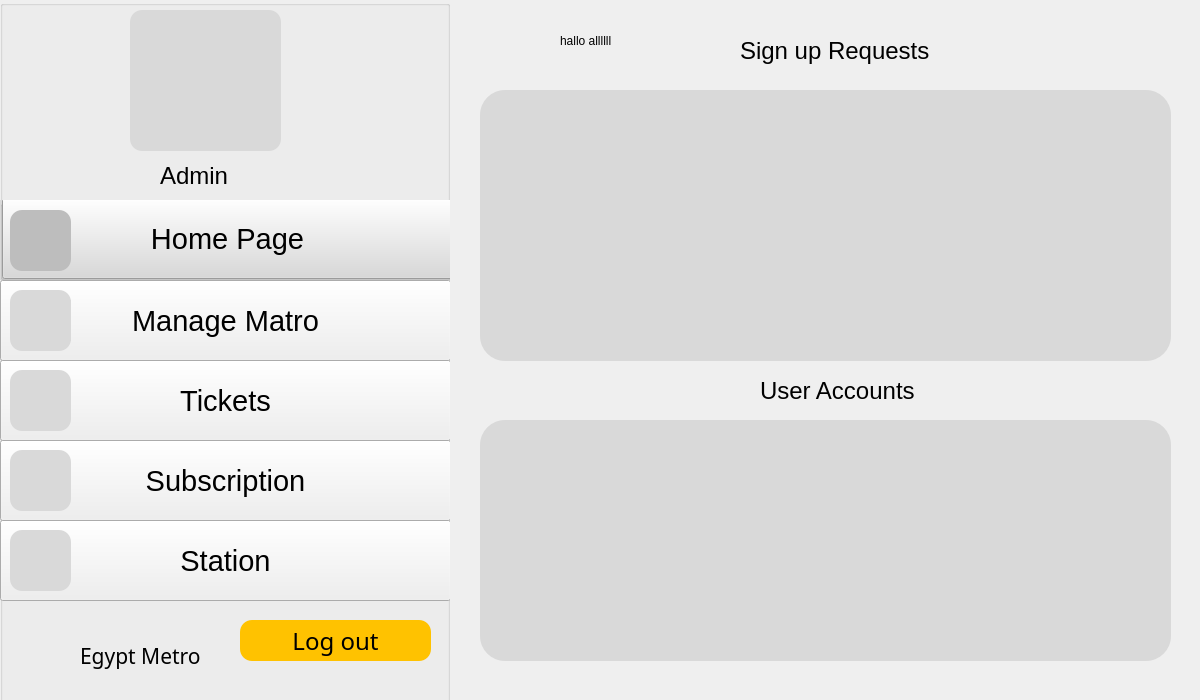
Before: the Qt Designer form admin.ui in hager55m/Metro-Mate-DS, drawn with Qt 5.
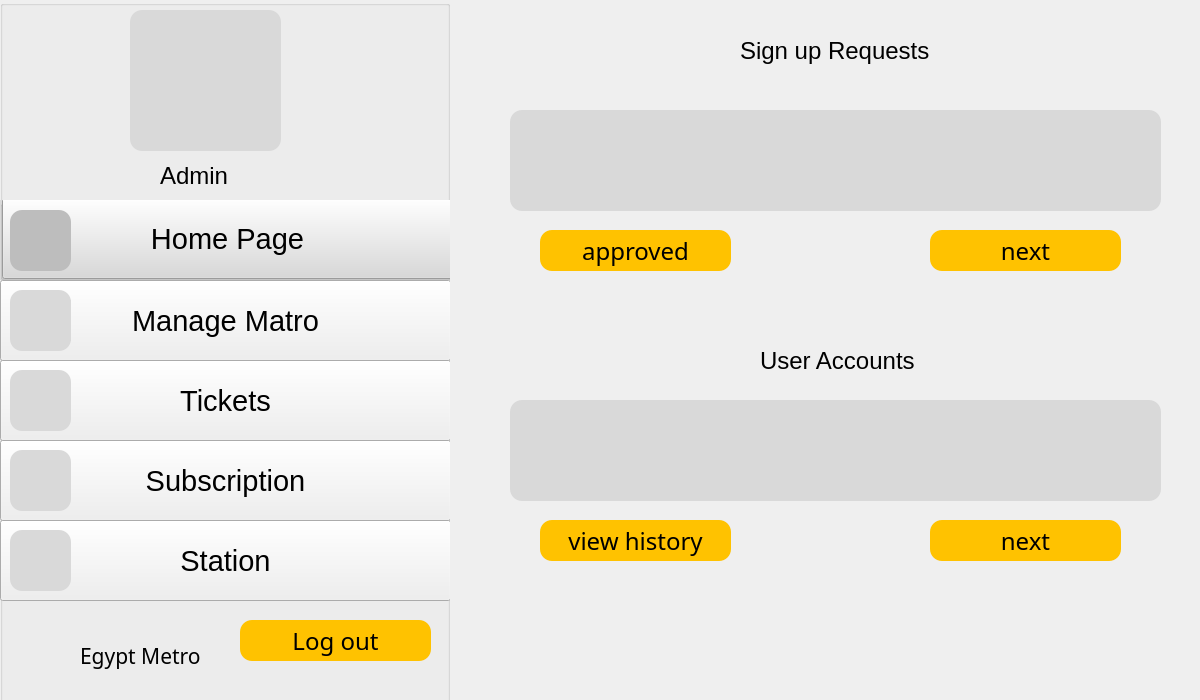
After: the same form once the commit is applied.

Commit message: admin home page

```diff
--- a/admin.ui
+++ b/admin.ui
@@ -362,23 +362,6 @@
      </property>
     </widget>
    </widget>
-   <widget class="QGroupBox" name="groupBox_3">
-    <property name="geometry">
-     <rect>
-      <x>480</x>
-      <y>90</y>
-      <width>691</width>
-      <height>271</height>
-     </rect>
-    </property>
-    <property name="styleSheet">
-     <string notr="true">background-color: #D9D9D9;
-border-radius: 25;</string>
-    </property>
-    <property name="title">
-     <string/>
-    </property>
-   </widget>
    <widget class="QLabel" name="label_2">
     <property name="geometry">
      <rect>
@@ -401,7 +384,7 @@
     <property name="geometry">
      <rect>
       <x>760</x>
-      <y>370</y>
+      <y>340</y>
       <width>161</width>
       <height>41</height>
      </rect>
@@ -415,47 +398,128 @@
      <string>User Accounts</string>
     </property>
    </widget>
-   <widget class="QGroupBox" name="groupBox_4">
+   <widget class="QTextBrowser" name="textBrowser">
     <property name="geometry">
      <rect>
-      <x>480</x>
-      <y>420</y>
-      <width>691</width>
-      <height>241</height>
+      <x>510</x>
+      <y>110</y>
+      <width>651</width>
+      <height>101</height>
      </rect>
     </property>
     <property name="styleSheet">
      <string notr="true">background-color: #D9D9D9;
-border-radius: 25;</string>
+border-radius: 12;</string>
     </property>
-    <property name="title">
-     <string/>
+   </widget>
+   <widget class="QTextBrowser" name="textBrowser_2">
+    <property name="geometry">
+     <rect>
+      <x>510</x>
+      <y>400</y>
+      <width>651</width>
+      <height>101</height>
+     </rect>
     </property>
-    <widget class="QPushButton" name="userhistorybutton">
-     <property name="geometry">
-      <rect>
-       <x>130</x>
-       <y>10</y>
-       <width>461</width>
-       <height>211</height>
-      </rect>
-     </property>
-     <property name="text">
-      <string/>
-     </property>
-    </widget>
+    <property name="styleSheet">
+     <string notr="true">background-color: #D9D9D9;
+border-radius: 12;</string>
+    </property>
    </widget>
-   <widget class="QLabel" name="label_6">
+   <widget class="QPushButton" name="pushButton_12">
     <property name="geometry">
      <rect>
-      <x>560</x>
-      <y>20</y>
-      <width>111</width>
+      <x>540</x>
+      <y>230</y>
+      <width>191</width>
       <height>41</height>
      </rect>
     </property>
+    <property name="font">
+     <font>
+      <family>BAXAUTRIAL</family>
+      <pointsize>18</pointsize>
+     </font>
+    </property>
+    <property name="styleSheet">
+     <string notr="true">background-color: #FFC200;
+border-radius: 12;
+color: black;</string>
+    </property>
     <property name="text">
-     <string>hallo allllll</string>
+     <string>approved</string>
+    </property>
+   </widget>
+   <widget class="QPushButton" name="pushButton_13">
+    <property name="geometry">
+     <rect>
+      <x>930</x>
+      <y>230</y>
+      <width>191</width>
+      <height>41</height>
+     </rect>
+    </property>
+    <property name="font">
+     <font>
+      <family>BAXAUTRIAL</family>
+      <pointsize>18</pointsize>
+     </font>
+    </property>
+    <property name="styleSheet">
+     <string notr="true">background-color: #FFC200;
+border-radius: 12;
+color: black;</string>
+    </property>
+    <property name="text">
+     <string>next</string>
+    </property>
+   </widget>
+   <widget class="QPushButton" name="pushButton_14">
+    <property name="geometry">
+     <rect>
+      <x>540</x>
+      <y>520</y>
+      <width>191</width>
+      <height>41</height>
+     </rect>
+    </property>
+    <property name="font">
+     <font>
+      <family>BAXAUTRIAL</family>
+      <pointsize>18</pointsize>
+     </font>
+    </property>
+    <property name="styleSheet">
+     <string notr="true">background-color: #FFC200;
+border-radius: 12;
+color: black;</string>
+    </property>
+    <property name="text">
+     <string>view history</string>
+    </property>
+   </widget>
+   <widget class="QPushButton" name="pushButton_15">
+    <property name="geometry">
+     <rect>
+      <x>930</x>
+      <y>520</y>
+      <width>191</width>
+      <height>41</height>
+     </rect>
+    </property>
+    <property name="font">
+     <font>
+      <family>BAXAUTRIAL</family>
+      <pointsize>18</pointsize>
+     </font>
+    </property>
+    <property name="styleSheet">
+     <string notr="true">background-color: #FFC200;
+border-radius: 12;
+color: black;</string>
+    </property>
+    <property name="text">
+     <string>next</string>
     </property>
    </widget>
   </widget>
```
The commit also changes 158 other files.
